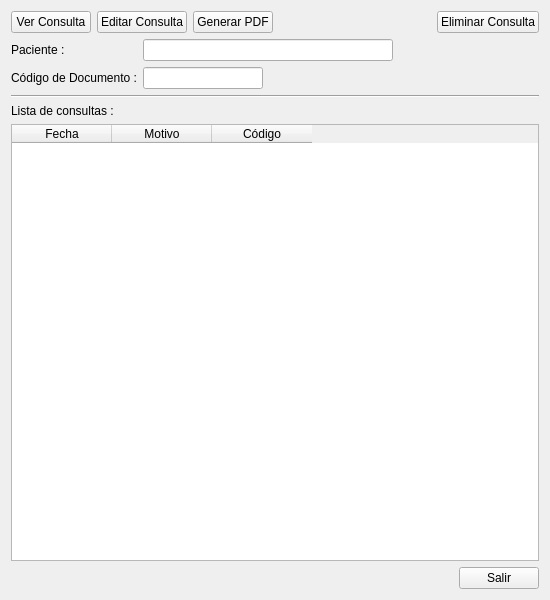
This is consulta_paciente_ui.ui in rodety/Clinica as Qt 5 draws it before an edit. The edited form follows.
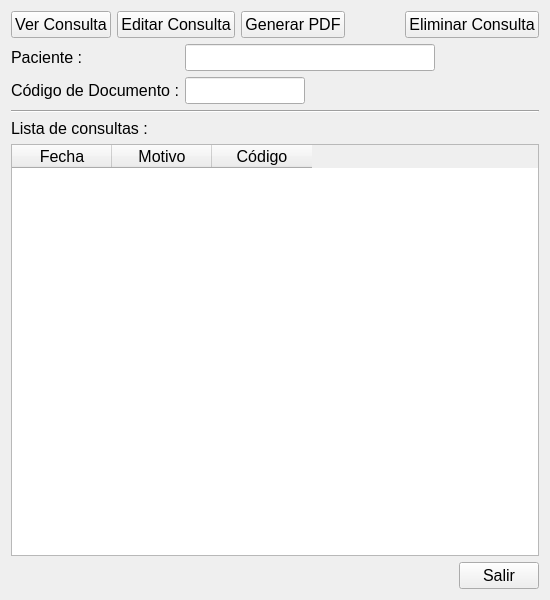
This is the edited form. Icons and pictures are not drawn.

Commit message: actualizando cambios en Paciente y busquedas

Diff of the .ui file:
```diff
--- a/consulta_paciente_ui.ui
+++ b/consulta_paciente_ui.ui
@@ -30,6 +30,11 @@
            <verstretch>0</verstretch>
           </sizepolicy>
          </property>
+         <property name="font">
+          <font>
+           <pointsize>12</pointsize>
+          </font>
+         </property>
          <property name="text">
           <string>Ver Consulta</string>
          </property>
@@ -53,6 +58,11 @@
            <verstretch>0</verstretch>
           </sizepolicy>
          </property>
+         <property name="font">
+          <font>
+           <pointsize>12</pointsize>
+          </font>
+         </property>
          <property name="text">
           <string>Editar Consulta</string>
          </property>
@@ -76,6 +86,11 @@
            <verstretch>0</verstretch>
           </sizepolicy>
          </property>
+         <property name="font">
+          <font>
+           <pointsize>12</pointsize>
+          </font>
+         </property>
          <property name="text">
           <string>Generar PDF</string>
          </property>
@@ -93,6 +108,11 @@
        </item>
        <item row="0" column="3">
         <spacer name="horizontalSpacer">
+         <property name="font">
+          <font>
+           <pointsize>12</pointsize>
+          </font>
+         </property>
          <property name="orientation">
           <enum>Qt::Horizontal</enum>
          </property>
@@ -112,6 +132,11 @@
            <verstretch>0</verstretch>
           </sizepolicy>
          </property>
+         <property name="font">
+          <font>
+           <pointsize>12</pointsize>
+          </font>
+         </property>
          <property name="text">
           <string>Eliminar Consulta</string>
          </property>
@@ -141,6 +166,11 @@
              <verstretch>0</verstretch>
             </sizepolicy>
            </property>
+           <property name="font">
+            <font>
+             <pointsize>12</pointsize>
+            </font>
+           </property>
            <property name="text">
             <string>Paciente :</string>
            </property>
@@ -160,6 +190,11 @@
              <height>16777215</height>
             </size>
            </property>
+           <property name="font">
+            <font>
+             <pointsize>12</pointsize>
+            </font>
+           </property>
            <property name="readOnly">
             <bool>true</bool>
            </property>
@@ -173,6 +208,11 @@
              <verstretch>0</verstretch>
             </sizepolicy>
            </property>
+           <property name="font">
+            <font>
+             <pointsize>12</pointsize>
+            </font>
+           </property>
            <property name="text">
             <string>Código de Documento :</string>
            </property>
@@ -198,6 +238,11 @@
              <height>16777215</height>
             </size>
            </property>
+           <property name="font">
+            <font>
+             <pointsize>12</pointsize>
+            </font>
+           </property>
            <property name="readOnly">
             <bool>true</bool>
            </property>
@@ -207,6 +252,11 @@
        </item>
        <item row="0" column="1">
         <spacer name="horizontalSpacer_2">
+         <property name="font">
+          <font>
+           <pointsize>12</pointsize>
+          </font>
+         </property>
          <property name="orientation">
           <enum>Qt::Horizontal</enum>
          </property>
@@ -222,6 +272,11 @@
      </item>
      <item row="2" column="0">
       <widget class="Line" name="line">
+       <property name="font">
+        <font>
+         <pointsize>12</pointsize>
+        </font>
+       </property>
        <property name="orientation">
         <enum>Qt::Horizontal</enum>
        </property>
@@ -231,6 +286,11 @@
       <layout class="QGridLayout" name="gridLayout_4">
        <item row="0" column="0">
         <widget class="QLabel" name="label">
+         <property name="font">
+          <font>
+           <pointsize>12</pointsize>
+          </font>
+         </property>
          <property name="text">
           <string>Lista de consultas :</string>
          </property>
@@ -238,6 +298,11 @@
        </item>
        <item row="1" column="0">
         <widget class="QTableWidget" name="tableWidget_SurgeryList">
+         <property name="font">
+          <font>
+           <pointsize>12</pointsize>
+          </font>
+         </property>
          <property name="editTriggers">
           <set>QAbstractItemView::DoubleClicked</set>
          </property>
@@ -282,6 +347,11 @@
       <layout class="QGridLayout" name="gridLayout_5">
        <item row="0" column="0">
         <spacer name="horizontalSpacer_4">
+         <property name="font">
+          <font>
+           <pointsize>12</pointsize>
+          </font>
+         </property>
          <property name="orientation">
           <enum>Qt::Horizontal</enum>
          </property>
@@ -295,6 +365,11 @@
        </item>
        <item row="0" column="1">
         <widget class="QPushButton" name="pushButton">
+         <property name="font">
+          <font>
+           <pointsize>12</pointsize>
+          </font>
+         </property>
          <property name="text">
           <string>Salir</string>
          </property>
```
The commit also changes 181 other files.
